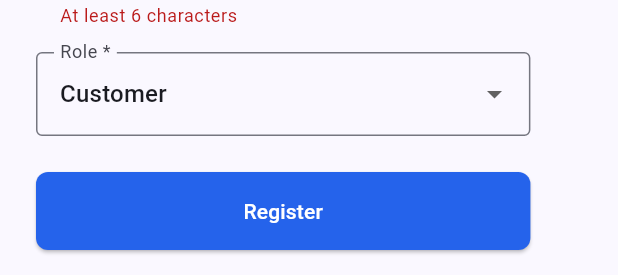
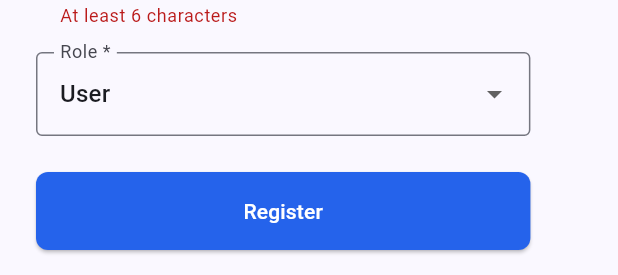
Before and after one commit to cjia020599/flutter_travel_agency, a Flutter app: the RegisterDialogContent widget shown alone on an empty page, opened directly, after a tap on "Register", on a phone screen of 412 x 824 dp. Shown: the part 674-949 px from the top of the screen. Run offline on Flutter 3.47's test engine with Material 3 defaults, Android fonts, the phone set to English and light mode, and no system bars; our stand-ins replace file_picker, flutter_map, latlong2, pdf, printing, shared_preferences; missing offline and left inert: flutter_quill; accounts and stored records are empty; network calls fail.

Commit message:
Account Registration Optimization

```diff
--- a/lib/screens/admin_dashboard_page.dart
+++ b/lib/screens/admin_dashboard_page.dart
@@ -2344,7 +2344,7 @@ class AdminDashboardPageState extends State<AdminDashboardPage> {
                   final body = {
                     'firstName': firstName.text.trim(),
                     'lastName': lastName.text.trim(),
-                    'userName': username.text.trim(),
+                    'username': username.text.trim(),
                     'email': email.text.trim(),
                     if (role.isNotEmpty) 'role': role,
                   };
--- a/lib/screens/register_page.dart
+++ b/lib/screens/register_page.dart
@@ -59,9 +59,6 @@ class _RegisterDialogContentState extends State<RegisterDialogContent> {
         email: _emailController.text.trim(),
         password: _passwordController.text,
         role: _role,
-        businessName: _role == 'vendor'
-            ? _businessNameController.text.trim()
-            : null,
       );
       print('API call completed successfully');
 
@@ -223,27 +220,14 @@ class _RegisterDialogContentState extends State<RegisterDialogContent> {
                   border: OutlineInputBorder(),
                 ),
                 items: const [
-                  DropdownMenuItem(value: 'customer', child: Text('Customer')),
-                  DropdownMenuItem(value: 'vendor', child: Text('Vendor')),
+                  DropdownMenuItem(value: 'customer', child: Text('User')),
+                  DropdownMenuItem(
+                    value: 'administrator',
+                    child: Text('Administrator'),
+                  ),
                 ],
                 onChanged: (v) => setState(() => _role = v ?? 'customer'),
               ),
-              if (_role == 'vendor') ...[
-                const SizedBox(height: 16),
-                TextFormField(
-                  controller: _businessNameController,
-                  decoration: const InputDecoration(
-                    labelText: 'Business name *',
-                    border: OutlineInputBorder(),
-                  ),
-                  validator: (v) {
-                    if (_role == 'vendor' && (v?.trim().isEmpty ?? true)) {
-                      return 'Business name is required for vendors';
-                    }
-                    return null;
-                  },
-                ),
-              ],
               const SizedBox(height: 24),
               ElevatedButton(
                 onPressed: _loading ? null : () => _submit(),
```
